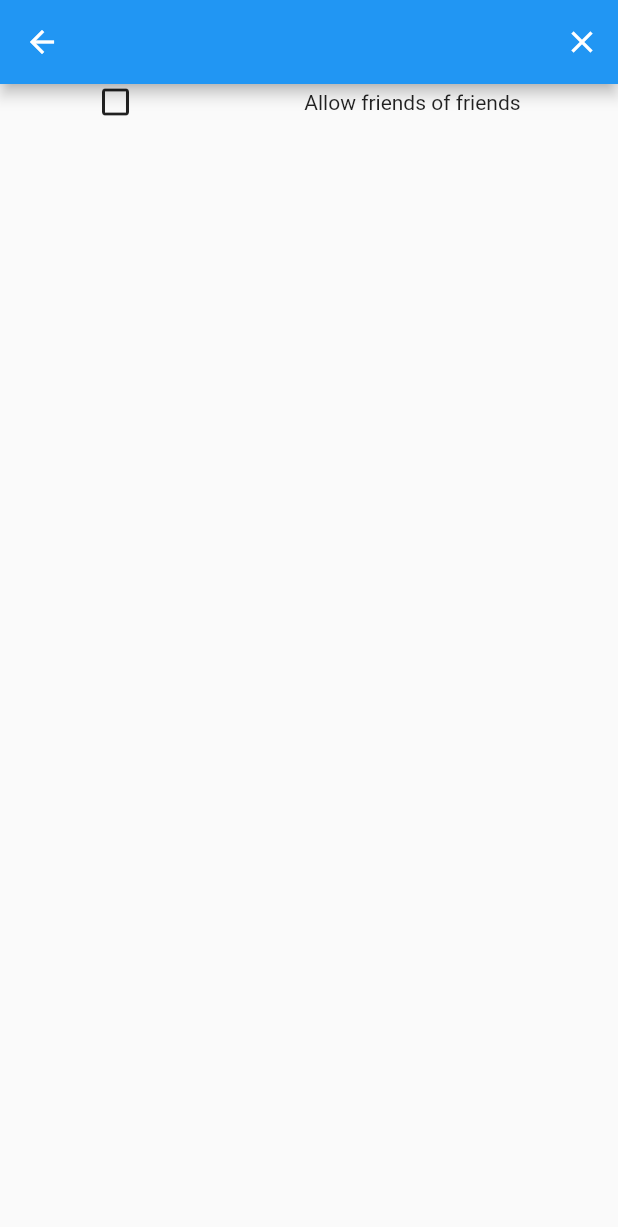
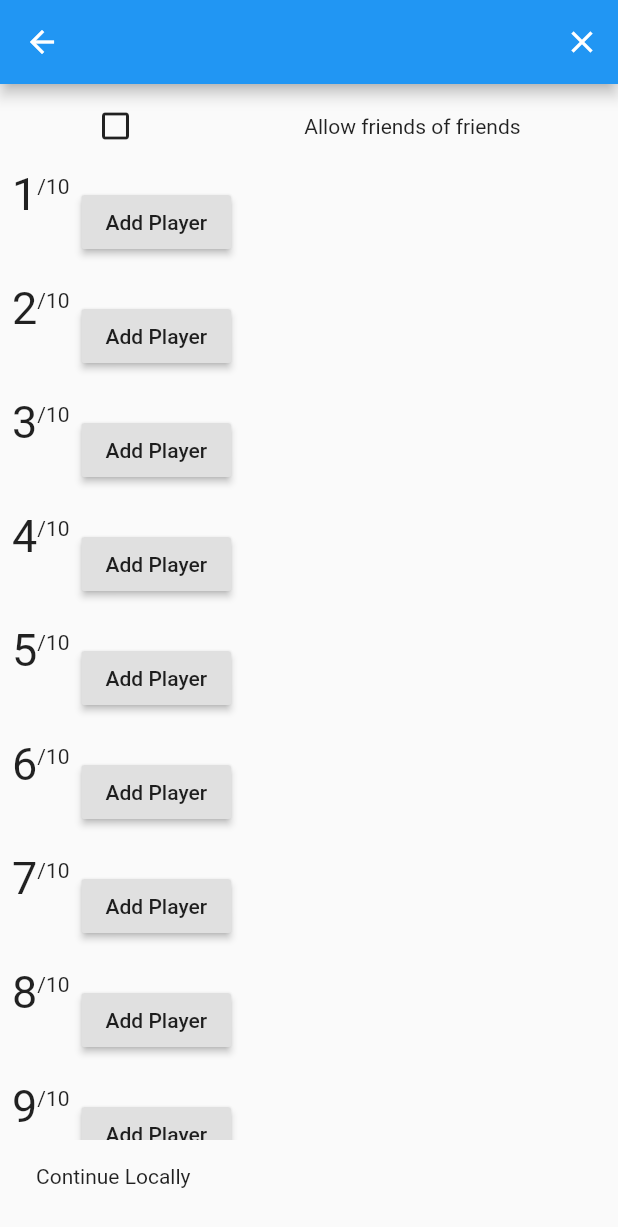
Before and after one commit to mrgnhnt96/chalk_out, a Flutter app: the ShipItScreen screen opened directly with empty values, on a phone screen of 412 x 824 dp. Shown: the top 1227 px of the screen. Run offline on Flutter 3.47's test engine with Material 2 defaults, Android fonts, the phone set to English and light mode, and no system bars; our stand-ins replace bloc, flutter_bloc; missing offline and left inert: random_words.

Commit message:
added dummy contacts/ button to add contacts but without function/ added ui for added players

```diff
--- a/lib/presentation/blocs/ship_it/ship_it_bloc.dart
+++ b/lib/presentation/blocs/ship_it/ship_it_bloc.dart
@@ -8,6 +8,216 @@ part 'ship_it_state.dart';
 
 class ShipItBloc extends Bloc<ShipItEvent, ShipItState> {
   ShipItBloc() : super(ShipItInitial());
+
+  List<String> dummyContactList = [
+    'Joey',
+    'Dave',
+    'Steve',
+    'Morgan (4%)',
+    'Josh',
+    'Drake',
+    'Liam',
+    'Emma',
+    'Olivia',
+    'Ava',
+    'Isabella',
+    'Sophia',
+    'Charlotte',
+    'Mia',
+    'Amelia',
+    'Harper',
+    'Evelyn',
+    'Abigail',
+    'Emily',
+    'Elizabeth',
+    'Mila',
+    'Ella',
+    'Avery',
+    'Sofia',
+    'Camila',
+    'Aria',
+    'Scarlett',
+    'Victoria',
+    'Madison',
+    'Luna',
+    'Grace',
+    'Chloe',
+    'Penelope',
+    'Layla',
+    'Riley',
+    'Zoey',
+    'Nora',
+    'Lily',
+    'Eleanor',
+    'Hannah',
+    'Lillian',
+    'Addison',
+    'Aubrey',
+    'Ellie',
+    'Stella',
+    'Natalie',
+    'Zoe',
+    'Leah',
+    'Hazel',
+    'Violet',
+    'Aurora',
+    'Savannah',
+    'Audrey',
+    'Brooklyn',
+    'Bella',
+    'Claire',
+    'Skylar',
+    'Lucy',
+    'Paisley',
+    'Everly',
+    'Anna',
+    'Caroline',
+    'Nova',
+    'Genesis',
+    'Emilia',
+    'Kennedy',
+    'Samantha',
+    'Maya',
+    'Willow',
+    'Kinsley',
+    'Naomi',
+    'Aaliyah',
+    'Elena',
+    'Sarah',
+    'Ariana',
+    'Allison',
+    'Gabriella',
+    'Alice',
+    'Madelyn',
+    'Cora',
+    'Ruby',
+    'Eva',
+    'Serenity',
+    'Autumn',
+    'Adeline',
+    'Hailey',
+    'Gianna',
+    'Valentina',
+    'Isla',
+    'Eliana',
+    'Quinn',
+    'Nevaeh',
+    'Ivy',
+    'Sadie',
+    'Piper',
+    'Lydia',
+    'Alexa',
+    'Josephine',
+    'Emery',
+    'Julia',
+    'Delilah',
+    'Arianna',
+    'Vivian',
+    'Kaylee',
+    'Sophie',
+    'Brielle',
+    'Madeline',
+    'Noah',
+    'William',
+    'James',
+    'Oliver',
+    'Benjamin',
+    'Elijah',
+    'Lucas',
+    'Mason',
+    'Logan',
+    'Alexander',
+    'Ethan',
+    'Jacob',
+    'Michael',
+    'Daniel',
+    'Henry',
+    'Jackson',
+    'Sebastian',
+    'Aiden',
+    'Matthew',
+    'Samuel',
+    'David',
+    'Joseph',
+    'Carter',
+    'Owen',
+    'Wyatt',
+    'John',
+    'Jack',
+    'Luke',
+    'Jayden',
+    'Dylan',
+    'Grayson',
+    'Levi',
+    'Isaac',
+    'Gabriel',
+    'Julian',
+    'Mateo',
+    'Anthony',
+    'Jaxon',
+    'Lincoln',
+    'Joshua',
+    'Christopher',
+    'Andrew',
+    'Theodore',
+    'Caleb',
+    'Ryan',
+    'Asher',
+    'Nathan',
+    'Thomas',
+    'Leo',
+    'Isaiah',
+    'Charles',
+    'Josiah',
+    'Hudson',
+    'Christian',
+    'Hunter',
+    'Connor',
+    'Eli',
+    'Ezra',
+    'Aaron',
+    'Landon',
+    'Adrian',
+    'Jonathan',
+    'Nolan',
+    'Jeremiah',
+    'Easton',
+    'Elias',
+    'Colton',
+    'Cameron',
+    'Carson',
+    'Robert',
+    'Angel',
+    'Maverick',
+    'Nicholas',
+    'Dominic',
+    'Jaxson',
+    'Greyson',
+    'Adam',
+    'Ian',
+    'Austin',
+    'Santiago',
+    'Jordan',
+    'Cooper',
+    'Brayden',
+    'Roman',
+    'Evan',
+    'Ezekiel',
+    'Xavier',
+    'Jose',
+    'Jace',
+    'Jameson',
+    'Leonardo',
+    'Bryson',
+    'Axel',
+    'Everett',
+    'Parker',
+    'Kayden',
+    'Miles',
+    'Sawyer',
+    'Jason',
+    '# im dah best'
+  ];
 
   static bool allowFriendsOfFriends = false;
 
--- /dev/null
+++ b/lib/presentation/screens/ship_it/components/contact_share_card.dart
@@ -0,0 +1,47 @@
+import 'package:flutter/material.dart';
+
+class ContactShareCard extends StatelessWidget {
+  const ContactShareCard({
+    Key key,
+    @required this.contactName,
+    @required this.index,
+  }) : super(key: key);
+  final String contactName;
+  final int index;
+
+  @override
+  Widget build(BuildContext context) {
+    return Container(
+      padding: const EdgeInsets.only(top: 16),
+      child: Row(
+        crossAxisAlignment: CrossAxisAlignment.start,
+        children: [
+          Text(
+            index.toString(),
+            style: TextStyle(fontSize: 30),
+          ),
+          Padding(
+            padding: const EdgeInsets.only(top: 4.0),
+            child: Text('/10'),
+          ),
+          Padding(
+            padding: const EdgeInsets.only(left: 8.0, top: 12),
+            child: (contactName.isEmpty)
+                ? RaisedButton(
+                    onPressed: () {},
+                    child: Text('Add Player'),
+                  )
+                : Container(
+                    child: Text(contactName),
+                    decoration: BoxDecoration(
+                      border: Border(
+                        bottom: BorderSide(color: Colors.black),
+                      ),
+                    ),
+                  ),
+          ),
+        ],
+      ),
+    );
+  }
+}
--- a/lib/presentation/screens/ship_it/ship_it_screen.dart
+++ b/lib/presentation/screens/ship_it/ship_it_screen.dart
@@ -1,3 +1,4 @@
+import 'package:chalk_out/presentation/screens/ship_it/components/contact_share_card.dart';
 import 'package:flutter/material.dart';
 
 import 'package:chalk_out/presentation/blocs/new_chalk_out/new_chalk_out_bloc.dart';
@@ -33,24 +34,61 @@ class ShipItScreen extends StatelessWidget {
             },
           ),
         ],
-        title: Text(title),
+        title: Center(
+          child: Padding(
+            padding: const EdgeInsets.only(left: 56),
+            child: Text(title),
+          ),
+        ),
       ),
       body: Container(
-        padding: const EdgeInsets.symmetric(horizontal: 8),
+        padding: const EdgeInsets.symmetric(horizontal: 8, vertical: 16),
         child: Column(
+          mainAxisAlignment: MainAxisAlignment.spaceBetween,
+          crossAxisAlignment: CrossAxisAlignment.start,
           children: [
             GestureDetector(
               onTap: () {
-                shipItBloc.add(ShipItToFriendsOfFriendsPressed(allowFriendsOfFriends: !allowFriendsOfFriends));
+                shipItBloc.add(
+                  ShipItToFriendsOfFriendsPressed(allowFriendsOfFriends: !allowFriendsOfFriends),
+                );
               },
               child: Container(
+                // padding: const EdgeInsets.symmetric(
+                //   horizontal: 8,
+                //   vertical: 16,
+                // ),
                 child: Row(
                   mainAxisAlignment: MainAxisAlignment.spaceAround,
                   children: [
-                    Icon(!allowFriendsOfFriends ? Icons.check_box_outline_blank : Icons.check_box),
+                    Icon(
+                      !allowFriendsOfFriends ? Icons.check_box_outline_blank : Icons.check_box,
+                      // size: 50,
+                    ),
                     Text('Allow friends of friends'),
                   ],
                 ),
+              ),
+            ),
+            Flexible(
+              child: ListView.builder(
+                itemCount: 10,
+                itemBuilder: (context, index) {
+                  return ContactShareCard(
+                    contactName: '',
+                    index: index + 1,
+                  );
+                },
+              ),
+            ),
+            GestureDetector(
+              onTap: () {
+                print('Local Game');
+              },
+              child: Container(
+                color: Colors.transparent,
+                padding: EdgeInsets.all(16),
+                child: Text('Continue Locally'),
               ),
             ),
           ],
```
